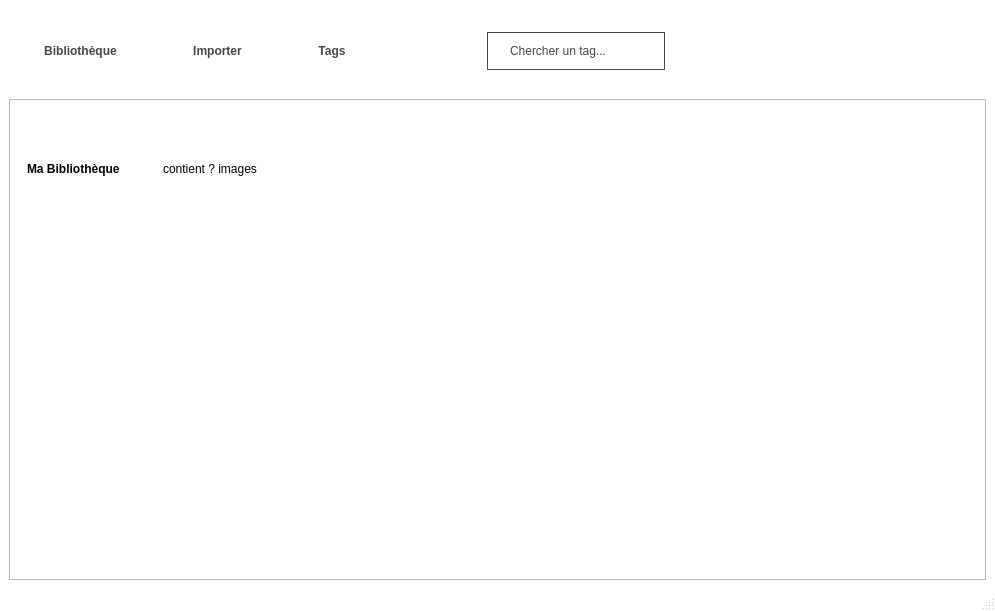
Qt form mainwindowredesigned.ui (SebGonzalez/BibliothequePhoto) before a commit.
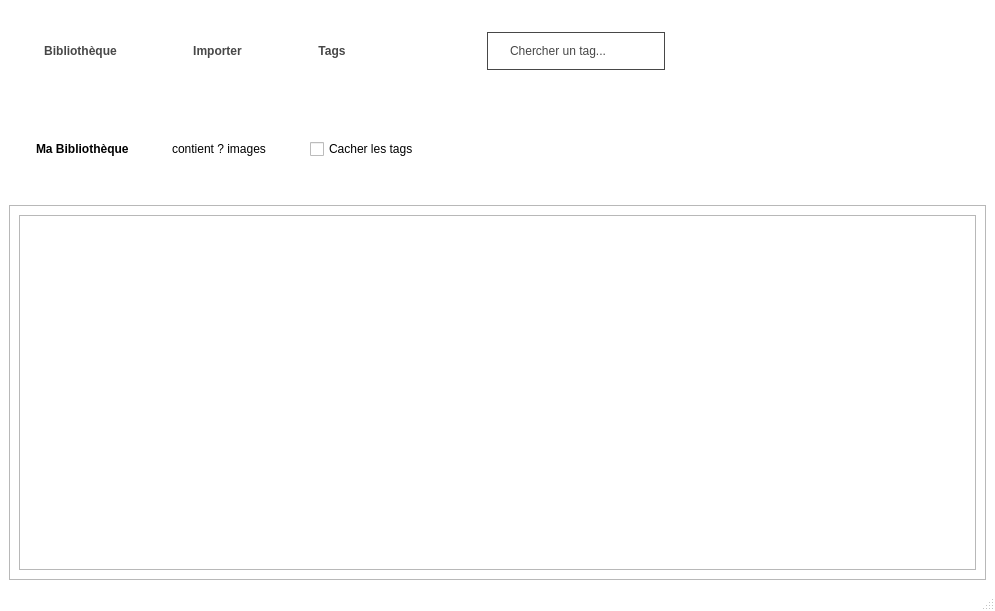
The same form after that commit.

Diff of the .ui file:
```diff
--- a/mainwindowredesigned.ui
+++ b/mainwindowredesigned.ui
@@ -124,22 +124,7 @@
          </layout>
         </item>
         <item>
-         <widget class="QFrame" name="selection">
-          <property name="frameShape">
-           <enum>QFrame::StyledPanel</enum>
-          </property>
-          <property name="frameShadow">
-           <enum>QFrame::Raised</enum>
-          </property>
           <widget class="QWidget" name="widget" native="true">
-           <property name="geometry">
-            <rect>
-             <x>0</x>
-             <y>20</y>
-             <width>973</width>
-             <height>100</height>
-            </rect>
-           </property>
            <property name="sizePolicy">
             <sizepolicy hsizetype="Minimum" vsizetype="Minimum">
              <horstretch>0</horstretch>
@@ -172,6 +157,13 @@
                 </property>
                </widget>
               </item>
+             <item>
+              <widget class="QCheckBox" name="checkBox">
+               <property name="text">
+                <string>Cacher les tags</string>
+               </property>
+              </widget>
+             </item>
               <item>
                <spacer name="horizontalSpacer_6">
                 <property name="orientation">
@@ -189,6 +181,27 @@
             </item>
            </layout>
           </widget>
+        </item>
+        <item>
+         <widget class="QFrame" name="selection">
+          <property name="frameShape">
+           <enum>QFrame::StyledPanel</enum>
+          </property>
+          <property name="frameShadow">
+           <enum>QFrame::Raised</enum>
+          </property>
+          <layout class="QGridLayout" name="gridLayout_2">
+           <item row="0" column="0">
+            <widget class="QFrame" name="photo">
+             <property name="frameShape">
+              <enum>QFrame::StyledPanel</enum>
+             </property>
+             <property name="frameShadow">
+              <enum>QFrame::Raised</enum>
+             </property>
+            </widget>
+           </item>
+          </layout>
          </widget>
         </item>
        </layout>
```
Left out of the diff: 2 changed lines with no effect on the pictures. Lines whose indentation alone changed are shown as unchanged.
